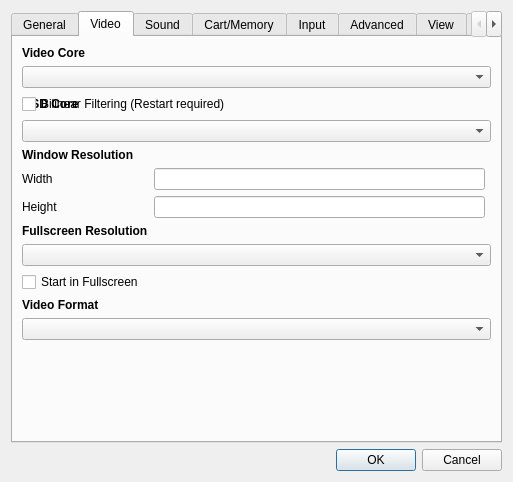
The window that yabause/src/qt/ui/UISettings.ui (Yabause/yabause) describes before a commit, drawn with Qt 5.
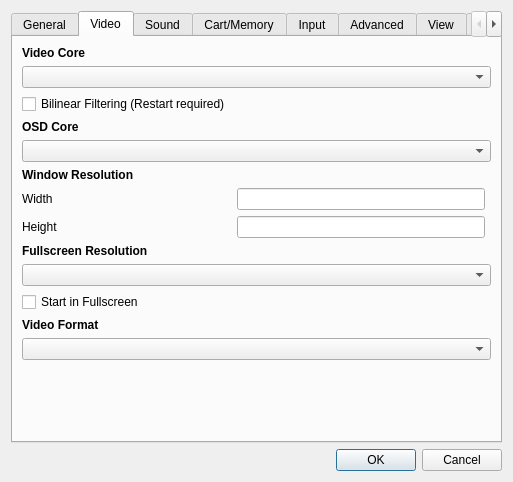
The same window after the commit. The open tabs and pages were chosen to show the change. Custom widgets are drawn as their Qt base class.

Commit message: Fixed issue with Bilinearing Filtering setting not displaying correctly in Qt settings

```diff
--- a/yabause/src/qt/ui/UISettings.ui
+++ b/yabause/src/qt/ui/UISettings.ui
@@ -215,7 +215,7 @@
        <item row="1" column="0" colspan="3">
         <widget class="QComboBox" name="cbVideoCore"/>
        </item>
-       <item row="2" column="0" colspan="3">
+       <item row="3" column="0" colspan="3">
         <widget class="QLabel" name="lOSDCore">
          <property name="font">
           <font>
@@ -231,10 +231,10 @@
          </property>
         </widget>
        </item>
-       <item row="3" column="0" colspan="3">
-        <widget class="QComboBox" name="cbOSDCore"/>
-       </item>
        <item row="4" column="0" colspan="3">
+        <widget class="QComboBox" name="cbOSDCore"/>
+       </item>
+       <item row="5" column="0" colspan="3">
         <widget class="QLabel" name="lWinResolution">
          <property name="font">
           <font>
@@ -250,27 +250,27 @@
          </property>
         </widget>
        </item>
-       <item row="5" column="0">
+       <item row="6" column="0">
         <widget class="QLabel" name="lWinWidth">
          <property name="text">
           <string>Width</string>
          </property>
         </widget>
        </item>
-       <item row="5" column="1">
+       <item row="6" column="1">
         <widget class="QLineEdit" name="leWinWidth"/>
        </item>
-       <item row="6" column="0">
+       <item row="7" column="0">
         <widget class="QLabel" name="lWinHeight">
          <property name="text">
           <string>Height</string>
          </property>
         </widget>
        </item>
-       <item row="6" column="1">
+       <item row="7" column="1">
         <widget class="QLineEdit" name="leWinHeight"/>
        </item>
-       <item row="14" column="0" colspan="3">
+       <item row="15" column="0" colspan="3">
         <widget class="QLabel" name="lVideoFormat">
          <property name="font">
           <font>
@@ -286,10 +286,10 @@
          </property>
         </widget>
        </item>
-       <item row="15" column="0" colspan="3">
-        <widget class="QComboBox" name="cbVideoFormat"/>
-       </item>
        <item row="16" column="0" colspan="3">
+        <widget class="QComboBox" name="cbVideoFormat"/>
+       </item>
+       <item row="17" column="0" colspan="3">
         <spacer>
          <property name="orientation">
           <enum>Qt::Vertical</enum>
@@ -302,7 +302,7 @@
          </property>
         </spacer>
        </item>
-       <item row="7" column="0">
+       <item row="8" column="0">
         <widget class="QLabel" name="lFullScreenResolution">
          <property name="font">
           <font>
@@ -318,23 +318,23 @@
          </property>
         </widget>
        </item>
-       <item row="10" column="0">
+       <item row="11" column="0">
         <widget class="QCheckBox" name="cbFullscreen">
          <property name="text">
           <string>Start in Fullscreen</string>
          </property>
         </widget>
        </item>
-       <item row="2" column="0" colspan="3">
+       <item row="9" column="0" colspan="3">
+        <widget class="QComboBox" name="cbFullscreenResolution"/>
+       </item>
+       <item row="2" column="0">
         <widget class="QCheckBox" name="cbBilinear">
          <property name="text">
           <string>Bilinear Filtering (Restart required)</string>
          </property>
         </widget>
        </item>
-       <item row="8" column="0" colspan="3">
-        <widget class="QComboBox" name="cbFullscreenResolution"/>
-       </item>
       </layout>
      </widget>
      <widget class="QWidget" name="wSound">
```
